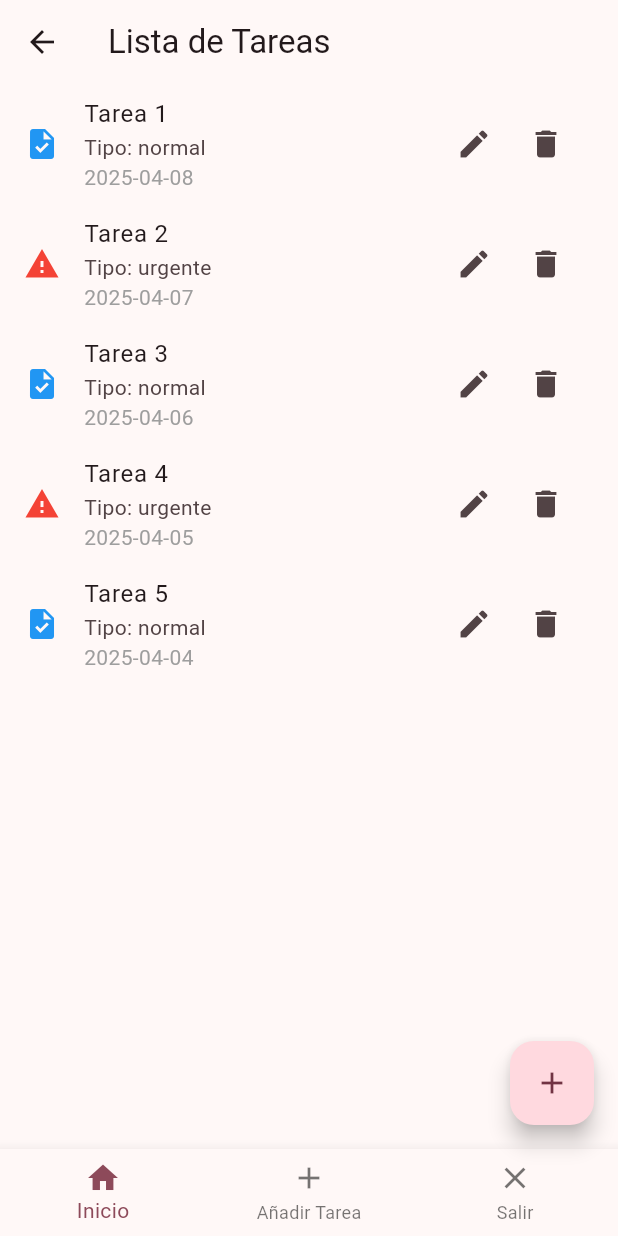
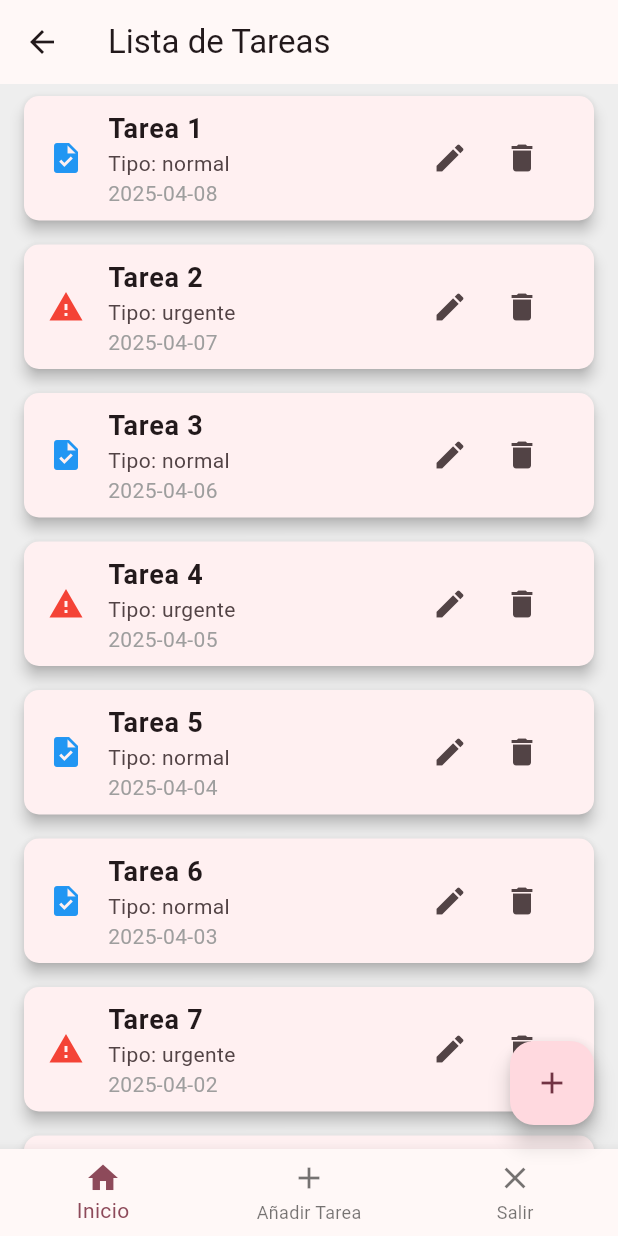
Before and after one commit to martin3093/manazco, a Flutter app: the TareasScreen screen opened directly, on a phone screen of 412 x 824 dp. Run offline on Flutter 3.47's test engine with Material 3 defaults, Android fonts, the phone set to English and light mode, and no system bars.

Commit message:
Implementar scroll infinito, crear un helper para los cards, y simular persistencia en el repositorio

```diff
--- /dev/null
+++ b/lib/components/custom_card.dart
@@ -0,0 +1,58 @@
+import 'package:flutter/material.dart';
+
+class CustomCard extends StatelessWidget {
+  final Map<String, dynamic> data; // Datos procesados del helper
+  final VoidCallback onEdit; // Callback para editar
+  final VoidCallback onDelete; // Callback para eliminar
+
+  const CustomCard({
+    super.key,
+    required this.data,
+    required this.onEdit,
+    required this.onDelete,
+  });
+
+  @override
+  Widget build(BuildContext context) {
+    return Card(
+      margin: const EdgeInsets.symmetric(horizontal: 16, vertical: 8),
+      elevation: 4,
+      shape: RoundedRectangleBorder(
+        borderRadius: BorderRadius.circular(10), // Borde redondeado
+      ),
+      child: ListTile(
+        leading: Icon(
+          data['icon'], // Icono procesado
+          color: data['iconColor'], // Color del icono procesado
+        ),
+        title: Text(
+          data['title'], // Título procesado
+          style: const TextStyle(fontWeight: FontWeight.bold, fontSize: 18),
+        ),
+        subtitle: Column(
+          crossAxisAlignment: CrossAxisAlignment.start,
+          children: [
+            Text(data['type']), // Tipo de tarea procesado
+            Text(
+              data['date'], // Fecha procesada
+              style: const TextStyle(color: Colors.grey),
+            ),
+          ],
+        ),
+        trailing: Row(
+          mainAxisSize: MainAxisSize.min,
+          children: [
+            IconButton(
+              icon: const Icon(Icons.edit),
+              onPressed: onEdit, // Llama al callback de edición
+            ),
+            IconButton(
+              icon: const Icon(Icons.delete),
+              onPressed: onDelete, // Llama al callback de eliminación
+            ),
+          ],
+        ),
+      ),
+    );
+  }
+}
--- a/lib/data/task_repository.dart
+++ b/lib/data/task_repository.dart
@@ -23,6 +23,32 @@ class TaskRepository {
       type: 'normal',
       fecha: DateTime.now().subtract(const Duration(days: 4)),
     ),
+    // Nuevas tareas añadidas
+    Task(
+      title: 'Tarea 6',
+      type: 'normal',
+      fecha: DateTime.now().subtract(const Duration(days: 5)),
+    ),
+    Task(
+      title: 'Tarea 7',
+      type: 'urgente',
+      fecha: DateTime.now().subtract(const Duration(days: 6)),
+    ),
+    Task(
+      title: 'Tarea 8',
+      type: 'normal',
+      fecha: DateTime.now().subtract(const Duration(days: 7)),
+    ),
+    Task(
+      title: 'Tarea 9',
+      type: 'urgente',
+      fecha: DateTime.now().subtract(const Duration(days: 8)),
+    ),
+    Task(
+      title: 'Tarea 10',
+      type: 'normal',
+      fecha: DateTime.now().subtract(const Duration(days: 9)),
+    ),
   ];
 
   List<Task> getTasks() {
--- /dev/null
+++ b/lib/helpers/task_card_helper.dart
@@ -0,0 +1,18 @@
+import 'package:flutter/material.dart';
+import '../domain/task.dart'; // Importa la clase Task
+import '../components/custom_card.dart'; // Importa el componente CustomCard
+import '../constants.dart'; // Importa las constantes
+
+Widget buildTaskCard(Task task, VoidCallback onEdit, VoidCallback onDelete) {
+  // Procesa los datos de la tarea
+  final Map<String, dynamic> taskData = {
+    'icon': task.type == 'normal' ? Icons.task : Icons.warning,
+    'iconColor': task.type == 'normal' ? Colors.blue : Colors.red,
+    'title': task.title,
+    'type': '$TASK_TYPE_LABEL${task.type}',
+    'date': task.fecha.toLocal().toString().split(' ')[0],
+  };
+
+  // Pasa los datos procesados al CustomCard
+  return CustomCard(data: taskData, onEdit: onEdit, onDelete: onDelete);
+}
--- a/lib/views/tareas_screen.dart
+++ b/lib/views/tareas_screen.dart
@@ -4,6 +4,7 @@ import 'package:manazco/views/welcome_screen.dart';
 import '../api/service/task_service.dart'; // Importa el servicio de tareas
 import '../constants.dart'; // Importa las constantes
 import '../domain/task.dart'; // Importa la clase Task
+import '../helpers/task_card_helper.dart'; // Importa el helper para los Cards
 
 class TareasScreen extends StatefulWidget {
   const TareasScreen({super.key});
@@ -14,6 +15,8 @@ class TareasScreen extends StatefulWidget {
 
 class _TareasScreenState extends State<TareasScreen> {
   final TaskService taskService = TaskService(); // Instancia del servicio
+  final ScrollController _scrollController =
+      ScrollController(); // Controlador de scroll
   late List<Task> tasks; // Lista de tareas obtenida del servicio
   int _selectedIndex = 0; // Índice del elemento seleccionado en el navbar
 
@@ -23,46 +26,6 @@ class _TareasScreenState extends State<TareasScreen> {
     tasks = taskService.getTasks(); // Obtiene las tareas al iniciar
   }
 
-  void _agregarTarea(String titulo, String detalle, DateTime fecha) {
-    final nuevaTarea = Task(
-      title: titulo,
-      type: 'normal',
-      fecha: fecha,
-    ); // Crea una nueva tarea
-    setState(() {
-      taskService.addTask(nuevaTarea); // Usa el servicio para agregar la tarea
-      tasks = taskService.getTasks(); // Actualiza la lista local
-    });
-  }
-
-  void _eliminarTarea(int index) {
-    setState(() {
-      taskService.deleteTask(index); // Usa el servicio para eliminar la tarea
-      tasks = taskService.getTasks(); // Actualiza la lista local
-    });
-  }
-
-  /*
-  void _modificarTarea(
-    int index,
-    String titulo,
-    String detalle,
-    DateTime fecha,
-  ) {
-    final tareaModificada = Task(
-      title: titulo,
-      type: detalle,
-      fecha: fecha,
-    ); // Crea la tarea modificada
-    setState(() {
-      taskService.updateTask(
-        index,
-        tareaModificada,
-      ); // Usa el servicio para modificar la tarea
-      tasks = taskService.getTasks(); // Actualiza la lista local
-    });
-  }
-*/
   // Método para mostrar el modal de agregar o editar tarea
   // Este método se encarga de mostrar un modal para agregar o editar una tarea.
   // Si se pasa un índice, se asume que se está editando una tarea existente.
@@ -185,15 +148,18 @@ class _TareasScreenState extends State<TareasScreen> {
                     detalle.isNotEmpty &&
                     fechaSeleccionada != null) {
                   if (index == null) {
-                    _agregarTarea(titulo, detalle, fechaSeleccionada!);
+                    addTask(
+                      titulo,
+                      detalle,
+                      fechaSeleccionada!,
+                    ); // Llama a la función correcta
                   } else {
-                    setState(() {
-                      tasks[index] = Task(
-                        title: titulo,
-                        type: detalle,
-                        fecha: fechaSeleccionada!,
-                      );
-                    });
+                    updateTask(
+                      index,
+                      titulo,
+                      detalle,
+                      fechaSeleccionada!,
+                    ); // Edita la tarea
                   }
                   Navigator.pop(context); // Cierra el modal y guarda la tarea
                 } else {
@@ -218,6 +184,7 @@ class _TareasScreenState extends State<TareasScreen> {
       appBar: AppBar(
         title: const Text(TITLE_APPBAR),
       ), // Usa la constante para el título
+      backgroundColor: Colors.grey[200], // Cambia el fondo a gris claro
       body:
           tasks.isEmpty
               ? const Center(
@@ -226,57 +193,20 @@ class _TareasScreenState extends State<TareasScreen> {
                   style: TextStyle(fontSize: 18),
                 ),
               )
+              //ajuste card helper
               : ListView.builder(
                 itemCount: tasks.length,
                 itemBuilder: (context, index) {
                   final task = tasks[index];
-                  return ListTile(
-                    leading: Icon(
-                      task.type == 'normal'
-                          ? Icons.task
-                          : Icons.warning, // Icono según el tipo
-                      color:
-                          task.type == 'normal'
-                              ? Colors.blue
-                              : Colors.red, // Color según el tipo
-                    ),
-                    title: Text(task.title),
-                    subtitle: Column(
-                      crossAxisAlignment: CrossAxisAlignment.start,
-                      children: [
-                        Text(
-                          '$TASK_TYPE_LABEL${task.type}', // Usa la constante para el tipo
-                        ),
-                        Text(
-                          task.fecha.toLocal().toString().split(
-                            ' ',
-                          )[0], // Muestra la fecha
-                          style: const TextStyle(color: Colors.grey),
-                        ),
-                      ],
-                    ),
-                    trailing: Row(
-                      mainAxisSize: MainAxisSize.min,
-                      children: [
-                        IconButton(
-                          icon: const Icon(Icons.edit),
-                          onPressed: () {
-                            _mostrarModalAgregarTarea(
-                              index: index,
-                            ); // Editar tarea
-                          },
-                        ),
-                        IconButton(
-                          icon: const Icon(Icons.delete),
-                          onPressed: () {
-                            _eliminarTarea(index); // Eliminar tarea
-                          },
-                        ),
-                      ],
-                    ),
+                  return buildTaskCard(
+                    task,
+                    () =>
+                        _mostrarModalAgregarTarea(index: index), // Editar tarea
+                    () => deleteTask(index), // Eliminar tarea
                   );
                 },
               ),
+
       floatingActionButton: FloatingActionButton(
         onPressed: () => _mostrarModalAgregarTarea(),
         tooltip: 'Agregar Tarea',
```
